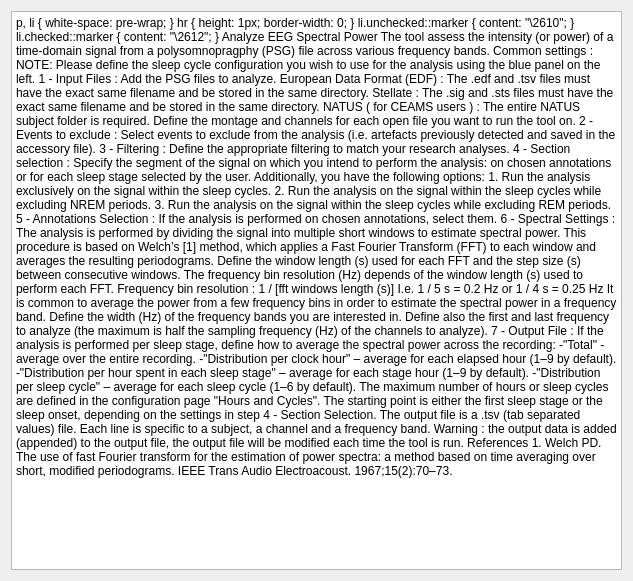
Before: the Qt Designer form tools/CEAMSTools/PowerSpectralAnalysis/IntroStep/Ui_IntroStep.ui in SnoozToolbox/snooz-package-ceams, drawn with Qt 5.
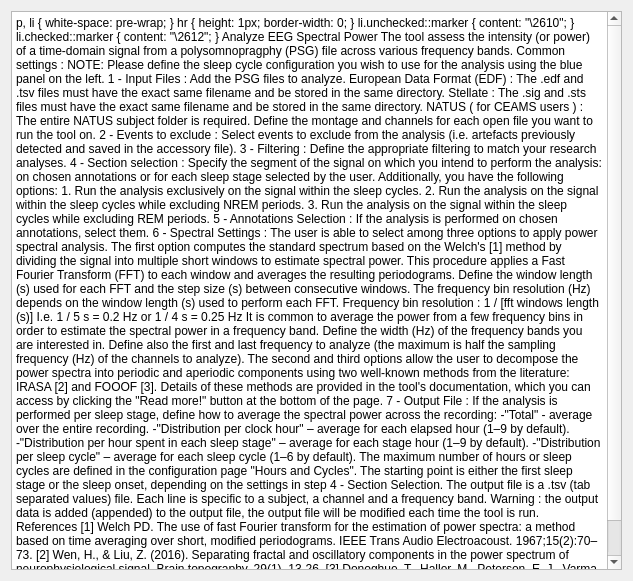
After: the same form once the commit is applied.

Commit message: Changing all of the occurences of the rhythmic/arhythmic to periodic/aperiodic in spectral power analysis tool

The edit to the form file:
```diff
--- a/tools/CEAMSTools/PowerSpectralAnalysis/IntroStep/Ui_IntroStep.ui
+++ b/tools/CEAMSTools/PowerSpectralAnalysis/IntroStep/Ui_IntroStep.ui
@@ -64,10 +64,11 @@
 &lt;p style=&quot; margin-top:0px; margin-bottom:0px; margin-left:0px; margin-right:0px; -qt-block-indent:0; text-indent:0px;&quot;&gt;If the analysis is performed on chosen annotations, select them.&lt;/p&gt;
 &lt;p style=&quot;-qt-paragraph-type:empty; margin-top:0px; margin-bottom:0px; margin-left:0px; margin-right:0px; -qt-block-indent:0; text-indent:0px;&quot;&gt;&lt;br /&gt;&lt;/p&gt;
 &lt;p style=&quot; margin-top:0px; margin-bottom:0px; margin-left:0px; margin-right:0px; -qt-block-indent:0; text-indent:0px;&quot;&gt;&lt;span style=&quot; text-decoration: underline;&quot;&gt;6 - Spectral Settings :&lt;/span&gt;&lt;/p&gt;
-&lt;p style=&quot; margin-top:0px; margin-bottom:0px; margin-left:0px; margin-right:0px; -qt-block-indent:0; text-indent:0px;&quot;&gt;The analysis is performed by dividing the signal into multiple short windows to estimate spectral power. &lt;br /&gt;This procedure is based on Welch’s [1] method, which applies a Fast Fourier Transform (FFT) to each window and averages the resulting periodograms.&lt;/p&gt;
+&lt;p style=&quot; margin-top:0px; margin-bottom:0px; margin-left:0px; margin-right:0px; -qt-block-indent:0; text-indent:0px;&quot;&gt;The user is able to select among &lt;span style=&quot; font-weight:700;&quot;&gt;three options&lt;/span&gt; to apply power spectral analysis.&lt;/p&gt;
+&lt;p style=&quot; margin-top:0px; margin-bottom:0px; margin-left:0px; margin-right:0px; -qt-block-indent:0; text-indent:0px;&quot;&gt;The &lt;span style=&quot; font-weight:700;&quot;&gt;first &lt;/span&gt;option computes the standard spectrum based on the Welch's [1] method by dividing the signal into multiple short windows to estimate spectral power.&lt;br /&gt;This procedure applies a Fast Fourier Transform (FFT) to each window and averages the resulting periodograms.&lt;/p&gt;
 &lt;p style=&quot; margin-top:0px; margin-bottom:0px; margin-left:0px; margin-right:0px; -qt-block-indent:0; text-indent:0px;&quot;&gt;Define the window length (s) used for each FFT and the step size (s) between consecutive windows.&lt;/p&gt;
 &lt;p style=&quot;-qt-paragraph-type:empty; margin-top:0px; margin-bottom:0px; margin-left:0px; margin-right:0px; -qt-block-indent:0; text-indent:0px;&quot;&gt;&lt;br /&gt;&lt;/p&gt;
-&lt;p style=&quot; margin-top:0px; margin-bottom:0px; margin-left:0px; margin-right:0px; -qt-block-indent:0; text-indent:0px;&quot;&gt;The frequency bin resolution (Hz) depends of the window length (s) used to perform each FFT.&lt;/p&gt;
+&lt;p style=&quot; margin-top:0px; margin-bottom:0px; margin-left:0px; margin-right:0px; -qt-block-indent:0; text-indent:0px;&quot;&gt;The frequency bin resolution (Hz) depends on the window length (s) used to perform each FFT.&lt;/p&gt;
 &lt;p style=&quot; margin-top:0px; margin-bottom:0px; margin-left:0px; margin-right:0px; -qt-block-indent:0; text-indent:0px;&quot;&gt;Frequency bin resolution : 1 / [fft windows length (s)]&lt;/p&gt;
 &lt;p style=&quot; margin-top:0px; margin-bottom:0px; margin-left:0px; margin-right:0px; -qt-block-indent:0; text-indent:0px;&quot;&gt;I.e. 1 / 5 s = 0.2 Hz or 1 / 4 s = 0.25 Hz&lt;/p&gt;
 &lt;p style=&quot;-qt-paragraph-type:empty; margin-top:0px; margin-bottom:0px; margin-left:0px; margin-right:0px; -qt-block-indent:0; text-indent:0px;&quot;&gt;&lt;br /&gt;&lt;/p&gt;
@@ -75,6 +76,8 @@
 &lt;p style=&quot; margin-top:0px; margin-bottom:0px; margin-left:0px; margin-right:0px; -qt-block-indent:0; text-indent:0px;&quot;&gt;Define the width (Hz) of the frequency bands you are interested in. &lt;/p&gt;
 &lt;p style=&quot; margin-top:0px; margin-bottom:0px; margin-left:0px; margin-right:0px; -qt-block-indent:0; text-indent:0px;&quot;&gt;Define also the first and last frequency to analyze (the maximum is half the sampling frequency (Hz) of the channels to analyze).&lt;/p&gt;
 &lt;p style=&quot;-qt-paragraph-type:empty; margin-top:0px; margin-bottom:0px; margin-left:0px; margin-right:0px; -qt-block-indent:0; text-indent:0px;&quot;&gt;&lt;br /&gt;&lt;/p&gt;
+&lt;p style=&quot; margin-top:0px; margin-bottom:0px; margin-left:0px; margin-right:0px; -qt-block-indent:0; text-indent:0px;&quot;&gt;The &lt;span style=&quot; font-weight:700;&quot;&gt;second&lt;/span&gt; and &lt;span style=&quot; font-weight:700;&quot;&gt;third&lt;/span&gt; options allow the user to decompose the power spectra into periodic and aperiodic components using two well-known methods from the literature: IRASA [2] and FOOOF [3]. Details of these methods are provided in the tool's documentation, which you can access by clicking the &amp;quot;Read more!&amp;quot; button at the bottom of the page.&lt;/p&gt;
+&lt;p style=&quot;-qt-paragraph-type:empty; margin-top:0px; margin-bottom:0px; margin-left:0px; margin-right:0px; -qt-block-indent:0; text-indent:0px;&quot;&gt;&lt;br /&gt;&lt;/p&gt;
 &lt;p style=&quot; margin-top:0px; margin-bottom:0px; margin-left:0px; margin-right:0px; -qt-block-indent:0; text-indent:0px;&quot;&gt;&lt;span style=&quot; text-decoration: underline;&quot;&gt;7 - Output File :&lt;/span&gt;&lt;/p&gt;
 &lt;p style=&quot; margin-top:0px; margin-bottom:0px; margin-left:0px; margin-right:0px; -qt-block-indent:0; text-indent:0px;&quot;&gt;If the analysis is performed per sleep stage, define how to average the spectral power across the recording:&lt;/p&gt;
 &lt;p style=&quot; margin-top:0px; margin-bottom:0px; margin-left:0px; margin-right:0px; -qt-block-indent:0; text-indent:0px;&quot;&gt;-&amp;quot;Total&amp;quot; - average over the entire recording.&lt;/p&gt;
@@ -89,7 +92,9 @@
 &lt;p style=&quot; margin-top:0px; margin-bottom:0px; margin-left:0px; margin-right:0px; -qt-block-indent:0; text-indent:0px;&quot;&gt;Warning : the output data is added (appended) to the output file, the output file will be modified each time the tool is run.&lt;/p&gt;
 &lt;p style=&quot;-qt-paragraph-type:empty; margin-top:0px; margin-bottom:0px; margin-left:0px; margin-right:0px; -qt-block-indent:0; text-indent:0px;&quot;&gt;&lt;br /&gt;&lt;/p&gt;
 &lt;p style=&quot; margin-top:0px; margin-bottom:0px; margin-left:0px; margin-right:0px; -qt-block-indent:0; text-indent:0px;&quot;&gt;&lt;span style=&quot; font-weight:700;&quot;&gt;References&lt;/span&gt;&lt;/p&gt;
-&lt;p style=&quot; margin-top:0px; margin-bottom:0px; margin-left:0px; margin-right:0px; -qt-block-indent:0; text-indent:0px;&quot;&gt;1. Welch PD. The use of fast Fourier transform for the estimation of power spectra: a method based on time averaging over short, modified periodograms. IEEE Trans Audio Electroacoust. 1967;15(2):70–73.&lt;/p&gt;&lt;/body&gt;&lt;/html&gt;</string>
+&lt;p style=&quot; margin-top:0px; margin-bottom:0px; margin-left:0px; margin-right:0px; -qt-block-indent:0; text-indent:0px;&quot;&gt;[1] Welch PD. The use of fast Fourier transform for the estimation of power spectra: a method based on time averaging over short, modified periodograms. IEEE Trans Audio Electroacoust. 1967;15(2):70–73.&lt;/p&gt;
+&lt;p style=&quot; margin-top:0px; margin-bottom:0px; margin-left:0px; margin-right:0px; -qt-block-indent:0; text-indent:0px;&quot;&gt;[2] Wen, H., &amp;amp; Liu, Z. (2016). Separating fractal and oscillatory components in the power spectrum of neurophysiological signal. Brain topography, 29(1), 13-26.&lt;/p&gt;
+&lt;p style=&quot; margin-top:0px; margin-bottom:0px; margin-left:0px; margin-right:0px; -qt-block-indent:0; text-indent:0px;&quot;&gt;[3] Donoghue, T., Haller, M., Peterson, E. J., Varma, P., Sebastian, P., Gao, R., … &amp;amp; Voytek, B. (2020). Parameterizing neural power spectra into periodic and aperiodic components. Nature neuroscience, 23(12), 1655-1665.&lt;/p&gt;&lt;/body&gt;&lt;/html&gt;</string>
      </property>
     </widget>
    </item>
```
The commit also changes 4 other files.
